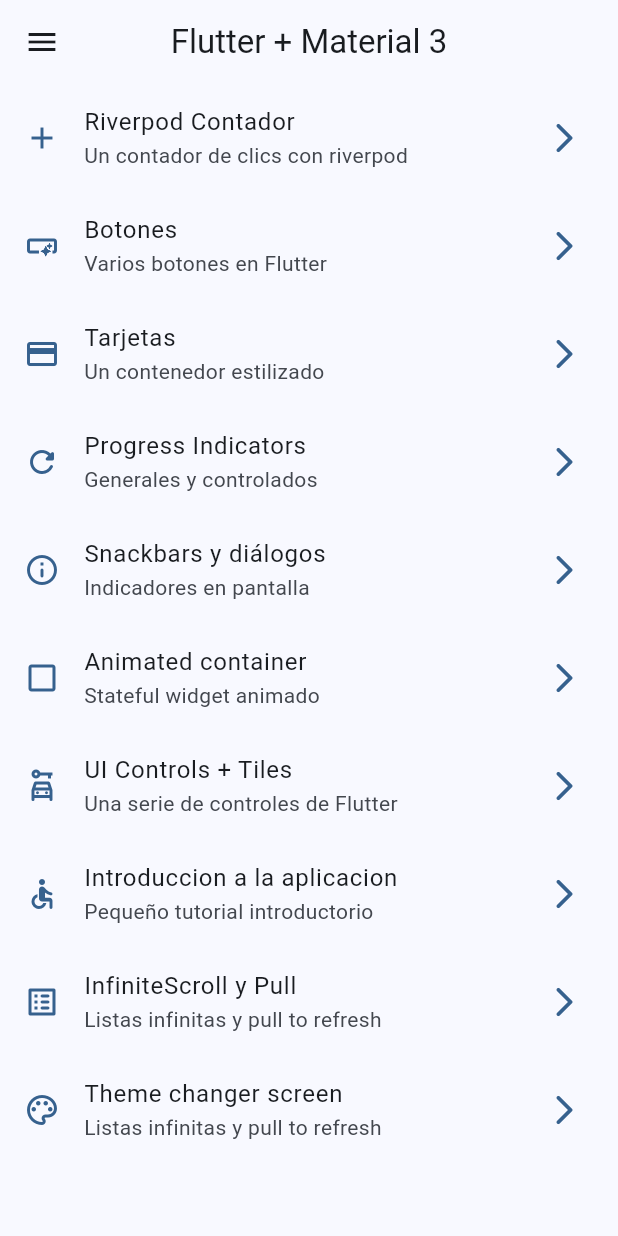
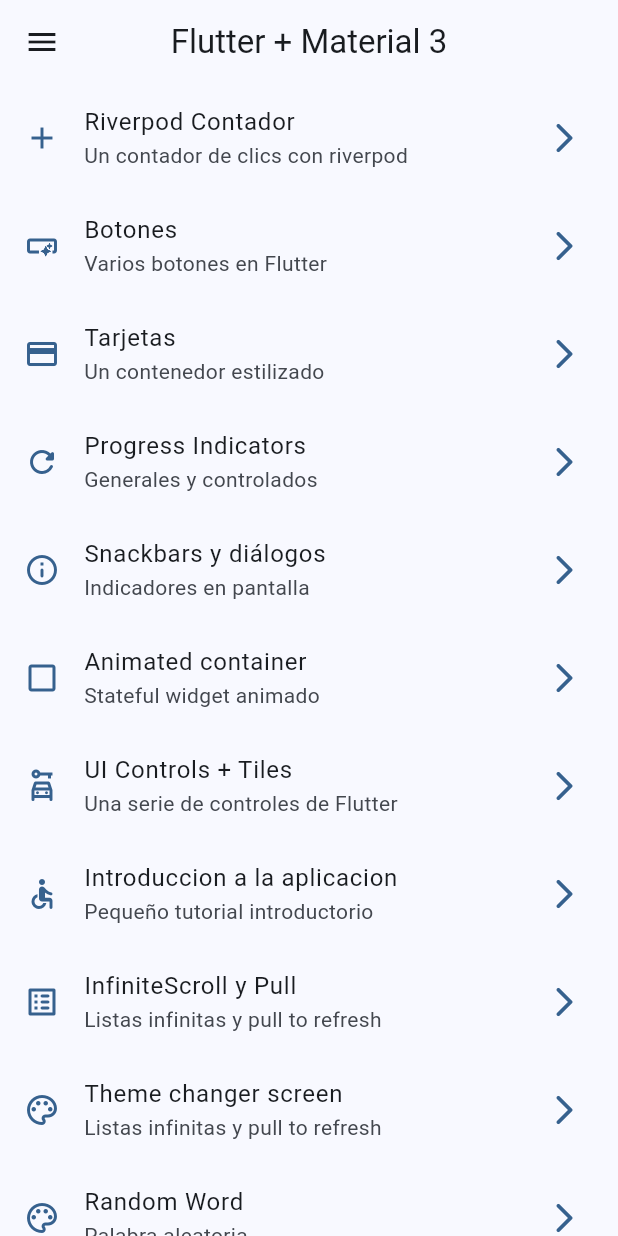
Before and after one commit to URR505/widgets_app, a Flutter app: the screen it shows after launch, on a phone screen of 412 x 824 dp. Run offline on Flutter 3.47's test engine with Material 3 defaults, Android fonts, the phone set to English and light mode, and no system bars; our stand-ins replace animate_do, flutter_riverpod, go_router.

Commit message:
state notifier implemented

```diff
--- a/lib/config/menu/menu_items.dart
+++ b/lib/config/menu/menu_items.dart
@@ -64,4 +64,9 @@ const appMenuItems = <MenuItem>[
       subTitle: 'Listas infinitas y pull to refresh',
       link: '/theme-changer',
       icon: Icons.palette_outlined),
+        MenuItem(
+      title: 'Random Word',
+      subTitle: 'Palabra aleatoria',
+      link: '/theme-changer',
+      icon: Icons.palette_outlined),
 ];
--- a/lib/config/theme/app_theme.dart
+++ b/lib/config/theme/app_theme.dart
@@ -26,4 +26,8 @@ class AppTheme {
       brightness: isDarkMode ? Brightness.dark : Brightness.light,
       colorSchemeSeed: colorList[selectedColor],
       appBarTheme: const AppBarTheme(centerTitle: true));
+
+  AppTheme copyWith({int? selectedColor, bool? isDarkMode}) => AppTheme(
+      selectedColor: selectedColor ?? this.selectedColor,
+      isDarkMode: isDarkMode ?? this.isDarkMode);
 }
--- a/lib/main.dart
+++ b/lib/main.dart
@@ -13,14 +13,14 @@ class MainApp extends ConsumerWidget {
 
   @override
   Widget build(BuildContext context, WidgetRef ref) {
-    final int selectedColor = ref.watch(selectedColorProvider);
-    final bool isDarkMode = ref.watch(isDarkModeProvider);
+    // final int selectedColor = ref.watch(selectedColorProvider);
+    // final bool isDarkMode = ref.watch(isDarkModeProvider);
+    final AppTheme appTheme = ref.watch(themeNotifierProvider);
     return MaterialApp.router(
       title: 'Flutter Widgets ',
       routerConfig: appRouter,
       debugShowCheckedModeBanner: false,
-      theme: AppTheme(selectedColor: selectedColor, isDarkMode: isDarkMode)
-          .getTheme(),
+      theme: appTheme.getTheme(),
     );
   }
 }
--- a/lib/presentation/providers/theme_provider.dart
+++ b/lib/presentation/providers/theme_provider.dart
@@ -7,3 +7,22 @@ final isDarkModeProvider = StateProvider<bool>((ref) => false);
 final colorListProvider = Provider((ref) => colorList);
 
 final selectedColorProvider = StateProvider((ref) => 0);
+
+//Un objeto de tipo AppTheme(custom)
+final themeNotifierProvider = StateNotifierProvider<ThemeNotifier, AppTheme>(
+  (ref) => ThemeNotifier(),
+);
+
+//Controller o Notifier
+class ThemeNotifier extends StateNotifier<AppTheme> {
+  // ThemeNotifier(super.state);
+  ThemeNotifier() : super(AppTheme());
+
+  void toggleDarkMode() {
+    state = state.copyWith(isDarkMode: !state.isDarkMode);
+  }
+
+  void changeColorIndex(int colorIndex) {
+    state = state.copyWith(selectedColor: colorIndex);
+  }
+}
--- a/lib/presentation/screens/counter/counter_screen.dart
+++ b/lib/presentation/screens/counter/counter_screen.dart
@@ -9,7 +9,7 @@ class CounterScreen extends ConsumerWidget {
   @override
   Widget build(BuildContext context, WidgetRef ref) {
     final int clickCounter = ref.watch(counterProvider);
-    final bool isDarkMode = ref.watch(isDarkModeProvider);
+    final bool isDarkMode = ref.watch(themeNotifierProvider).isDarkMode;
     return Scaffold(
       appBar: AppBar(
         title: const Text('Counter Screen'),
@@ -19,7 +19,8 @@ class CounterScreen extends ConsumerWidget {
                 ? Icons.dark_mode_outlined
                 : Icons.light_mode_outlined),
             onPressed: () {
-              ref.watch(isDarkModeProvider.notifier).update((state) => !state);
+              // ref.watch(isDarkModeProvider.notifier).update((state) => !state);
+              ref.read(themeNotifierProvider.notifier).toggleDarkMode();
             },
           )
         ],
```
Also changed, not shown: lib/presentation/screens/randomWord/random_word_screen.dart (added, +14 -0 lines), lib/presentation/theme-changer/theme_changer.dart (+8 -4 lines).
